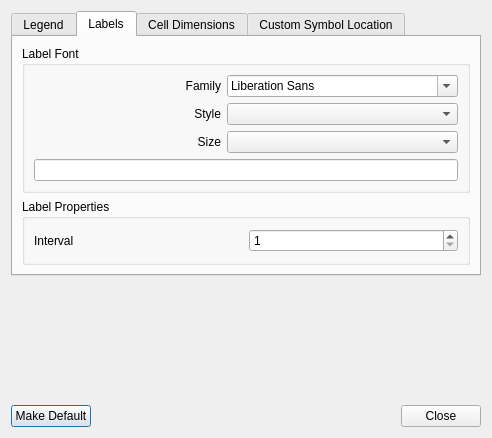
First picture: the form in sconcho/gui/ui/preferences_dialog.ui, repository haskelladdict/sconcho, before the edit.
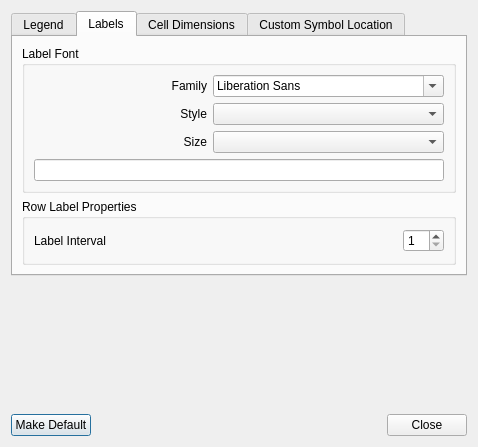
Second picture: the form after the edit. The open tabs and pages were chosen to show the change.

What changed in the file:
```diff
--- a/sconcho/gui/ui/preferences_dialog.ui
+++ b/sconcho/gui/ui/preferences_dialog.ui
@@ -6,14 +6,14 @@
    <rect>
     <x>0</x>
     <y>0</y>
-    <width>492</width>
-    <height>438</height>
+    <width>478</width>
+    <height>447</height>
    </rect>
   </property>
   <property name="windowTitle">
    <string>sconcho: Preferences</string>
   </property>
-  <layout class="QVBoxLayout" name="verticalLayout_7">
+  <layout class="QVBoxLayout" name="verticalLayout_8">
    <item>
     <widget class="QTabWidget" name="tabWidget">
      <property name="currentIndex">
@@ -160,18 +160,31 @@
        <item>
         <widget class="QGroupBox" name="groupBox_3">
          <property name="title">
-          <string>Label Properties</string>
+          <string>Row Label Properties</string>
          </property>
-         <layout class="QHBoxLayout" name="horizontalLayout_4">
+         <layout class="QVBoxLayout" name="verticalLayout_7">
           <item>
            <layout class="QHBoxLayout" name="horizontalLayout_3">
             <item>
              <widget class="QLabel" name="label_13">
               <property name="text">
-               <string>Interval</string>
+               <string>Label Interval</string>
               </property>
              </widget>
             </item>
+            <item>
+             <spacer name="horizontalSpacer_2">
+              <property name="orientation">
+               <enum>Qt::Horizontal</enum>
+              </property>
+              <property name="sizeHint" stdset="0">
+               <size>
+                <width>40</width>
+                <height>20</height>
+               </size>
+              </property>
+             </spacer>
+            </item>
             <item>
              <widget class="QSpinBox" name="labelIntervalSpinner">
               <property name="minimum">
```
